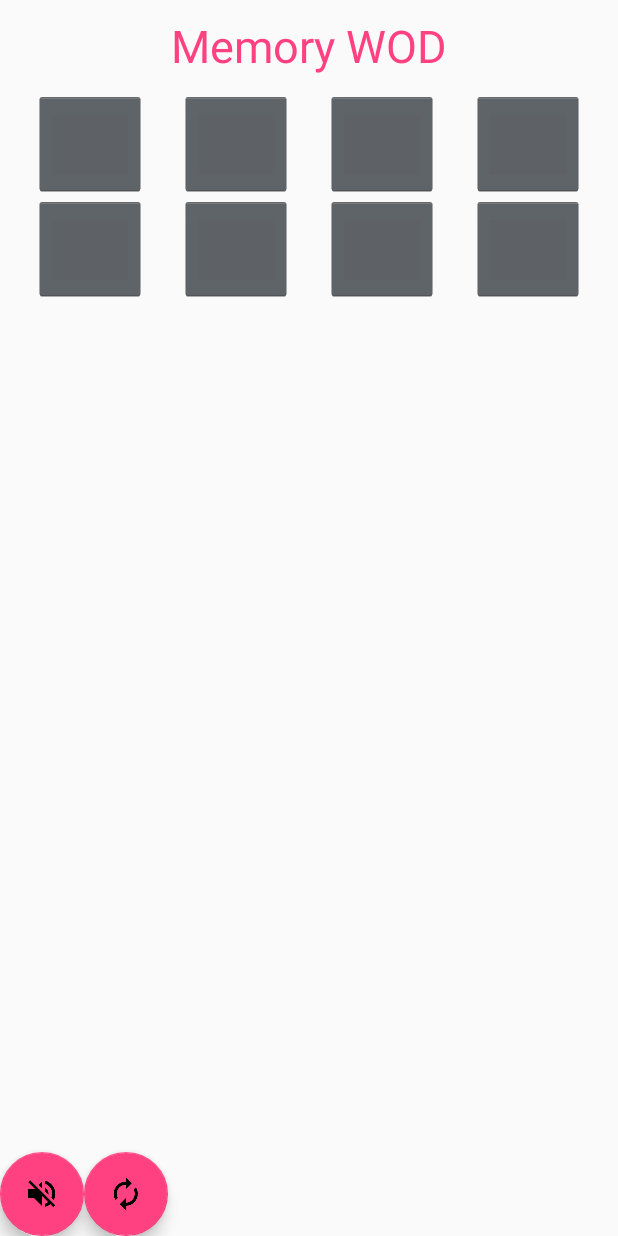
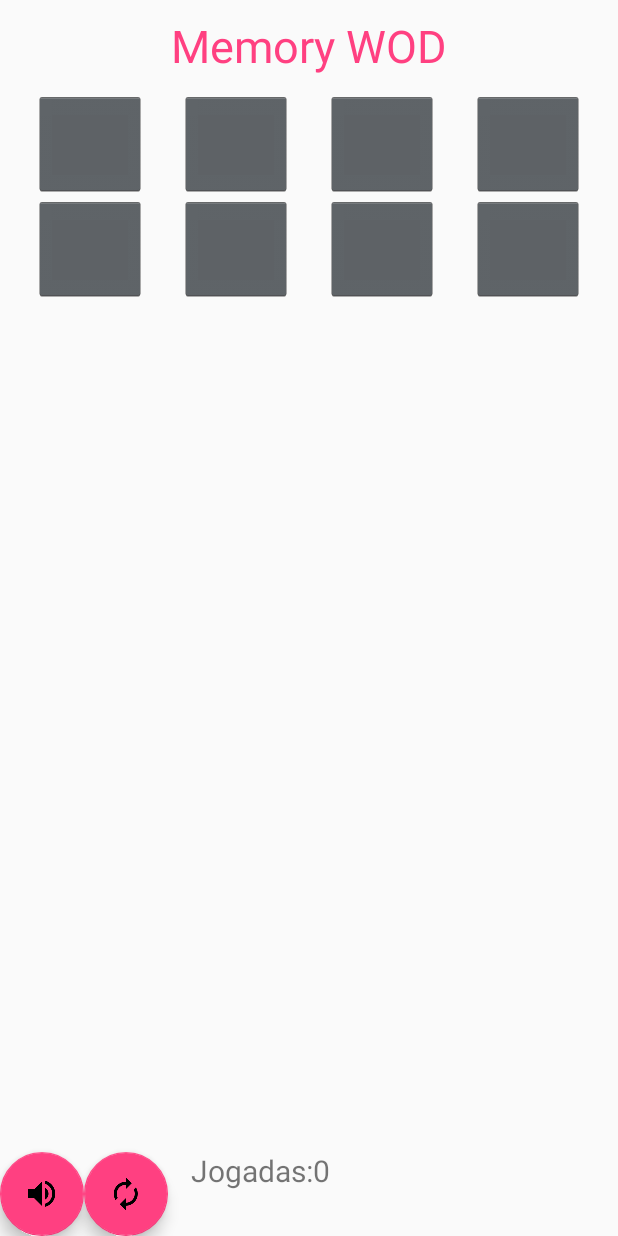
Before and after one commit to uncopyrightedapps/games-memory-wod, an Android app: the screen it shows after launch (PlayGameActivity), after a tap on an icon or button, on a phone screen of 412 x 824 dp. Run offline under Robolectric (Android 15) with nearby library versions, the light colour scheme and no system bars.

Commit message:
Added number of tries / score

```diff
--- a/app/src/main/java/org/uncopyrightedapps/games/memory_wod/MediaCenter.java
+++ b/app/src/main/java/org/uncopyrightedapps/games/memory_wod/MediaCenter.java
@@ -8,14 +8,15 @@
     private MediaPlayer mMediaPlayer;
     private MediaPlayer mMediaPlayerGameOver;
 
-    private boolean soundOn;
+    private boolean mSoundOn;
 
     public MediaCenter(Context context) {
         this.mMediaPlayer = MediaPlayer.create(context, R.raw.song1);
         this.mMediaPlayer.setLooping(true);
 
         this.mMediaPlayerGameOver = MediaPlayer.create(context, R.raw.long_applause);
-        soundOn = true;
+
+        this.mSoundOn = false;
     }
 
     public void startMusic() {
@@ -35,14 +36,14 @@
     }
 
     public boolean soundIsOn() {
-        return soundOn;
+        return mSoundOn;
     }
 
     public void turnSoundOff() {
-        soundOn = false;
+        mSoundOn = false;
     }
 
     public void turnSoundOn() {
-        soundOn = true;
+        mSoundOn = true;
     }
 }
--- a/app/src/main/java/org/uncopyrightedapps/games/memory_wod/PieceAdapter.java
+++ b/app/src/main/java/org/uncopyrightedapps/games/memory_wod/PieceAdapter.java
@@ -19,13 +19,13 @@
     private static final String PIECE_BACK = "";
 
     private final MediaCenter mMediaCenter;
-    private Context mContext;
+    private PlayGameActivity mContext;
     private GameEngine mEngine;
+    private TextView mNumberOfTries;
 
     private SparseArray<View> mViewMap;
 
-
-    public PieceAdapter(Context context, GameEngine engine, MediaCenter mediaCenter) {
+    public PieceAdapter(PlayGameActivity context, GameEngine engine, MediaCenter mediaCenter) {
         this.mContext = context;
         this.mEngine = engine;
         this.mMediaCenter = mediaCenter;
@@ -125,6 +125,8 @@
                         mEngine.clearFlippedPieces();
                     }
                 }
+
+                mContext.updateNumberOfTries();
             }
         }
     }
--- a/app/src/main/java/org/uncopyrightedapps/games/memory_wod/PlayGameActivity.java
+++ b/app/src/main/java/org/uncopyrightedapps/games/memory_wod/PlayGameActivity.java
@@ -6,6 +6,7 @@
 import android.support.v7.app.AppCompatActivity;
 import android.view.View;
 import android.widget.GridView;
+import android.widget.TextView;
 
 import org.uncopyrightedapps.games.memory_wod.engine.GameEngine;
 
@@ -13,6 +14,7 @@
     private GridView gridview;
     private GameEngine mEngine;
     private MediaCenter mMediaCenter;
+    private TextView mNumberOfTries;
 
     @Override
     protected void onCreate(Bundle savedInstanceState) {
@@ -30,6 +32,13 @@
         gridview = (GridView) findViewById(R.id.gridview);
         gridview.setNumColumns(mEngine.colCount());
         setAdapter();
+
+        updateNumberOfTries();
+    }
+
+    public void updateNumberOfTries() {
+        mNumberOfTries = (TextView) findViewById(R.id.numberOfTries);
+        mNumberOfTries.setText(getString(R.string.numberOfTries) + String.valueOf(mEngine.getNumberOfTries()));
     }
 
     private void initButtons() {
@@ -40,6 +49,7 @@
             @Override
             public void onClick(View v) {
                 mEngine.reset();
+                updateNumberOfTries();
                 setAdapter();
             }
         });
@@ -61,7 +71,7 @@
     }
 
     private void setAdapter() {
-        PieceAdapter adapter = new PieceAdapter(getApplicationContext(), mEngine, mMediaCenter);
+        PieceAdapter adapter = new PieceAdapter(this, mEngine, mMediaCenter);
         gridview.setAdapter(adapter);
     }
 
--- a/app/src/main/java/org/uncopyrightedapps/games/memory_wod/engine/GameEngine.java
+++ b/app/src/main/java/org/uncopyrightedapps/games/memory_wod/engine/GameEngine.java
@@ -12,6 +12,7 @@
     private int rowCount;
     private int colCount;
     private Piece pieces[];
+    private int numberOfTries;
     private List<Integer> flippedPieces;
 
     private HashMap piecesForNumber = new HashMap();
@@ -36,6 +37,8 @@
 
         flippedPieces = new ArrayList<Integer>();
         flippedCount = 0;
+
+        numberOfTries = 0;
     }
 
     public int rowCount() {
@@ -68,6 +71,10 @@
         if (!piece.isFlipped()) {
             piece.flip();
             flippedPieces.add(position);
+        }
+
+        if (numberOfPiecesFlippedIs(2)) {
+            numberOfTries++;
         }
     }
 
@@ -141,9 +148,14 @@
         clearFlippedPieces();
         shuffle();
         flippedCount = 0;
+        numberOfTries = 0;
     }
 
     public boolean gameOver() {
         return flippedCount == piecesCount() / 2;
     }
+
+    public int getNumberOfTries() {
+        return numberOfTries;
+    }
 }
--- a/app/src/main/res/layout/activity_play_game.xml
+++ b/app/src/main/res/layout/activity_play_game.xml
@@ -1,4 +1,5 @@
 <RelativeLayout xmlns:android="http://schemas.android.com/apk/res/android"
+    xmlns:app="http://schemas.android.com/apk/res-auto"
     xmlns:tools="http://schemas.android.com/tools"
     android:layout_width="match_parent"
     android:layout_height="match_parent"
@@ -34,15 +35,26 @@
         android:layout_alignParentStart="true"
         android:clickable="true"
         android:id="@+id/soundButton"
-        android:src="@drawable/ic_volume_up_black_24dp" />
+        android:src="@drawable/ic_volume_off_black_24dp" />
 
     <android.support.design.widget.FloatingActionButton
+        android:id="@+id/restartButton"
         android:layout_width="wrap_content"
         android:layout_height="wrap_content"
         android:layout_alignParentBottom="true"
-        android:id="@+id/restartButton"
         android:layout_toEndOf="@id/soundButton"
         android:clickable="true"
-        android:src="@drawable/ic_autorenew_black_24dp" />
+        android:src="@drawable/ic_autorenew_black_24dp"/>
+
+    <TextView
+        android:id="@+id/numberOfTries"
+        android:layout_width="wrap_content"
+        android:layout_height="wrap_content"
+        android:textSize="20sp"
+        android:text="Jogadas: 0"
+        android:layout_toEndOf="@id/restartButton"
+        android:layout_alignParentBottom="true"
+        android:layout_marginStart="15dp"
+        android:layout_marginBottom="30dp"/>
 
 </RelativeLayout>
--- a/app/src/main/res/values/strings.xml
+++ b/app/src/main/res/values/strings.xml
@@ -1,4 +1,5 @@
 <resources>
     <string name="app_name">games-memory-wod</string>
     <string name="title_activity_play_game">Memory WOD</string>
+    <string name="numberOfTries">Jogadas:</string>
 </resources>
```
